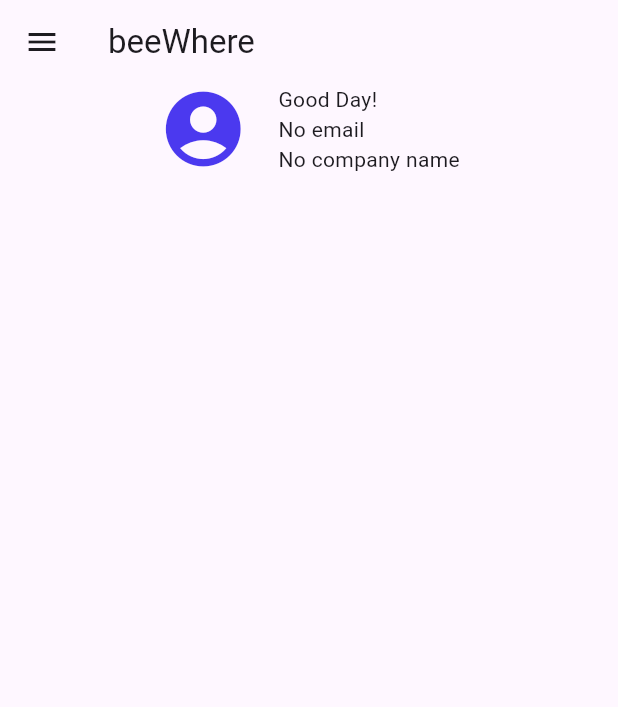
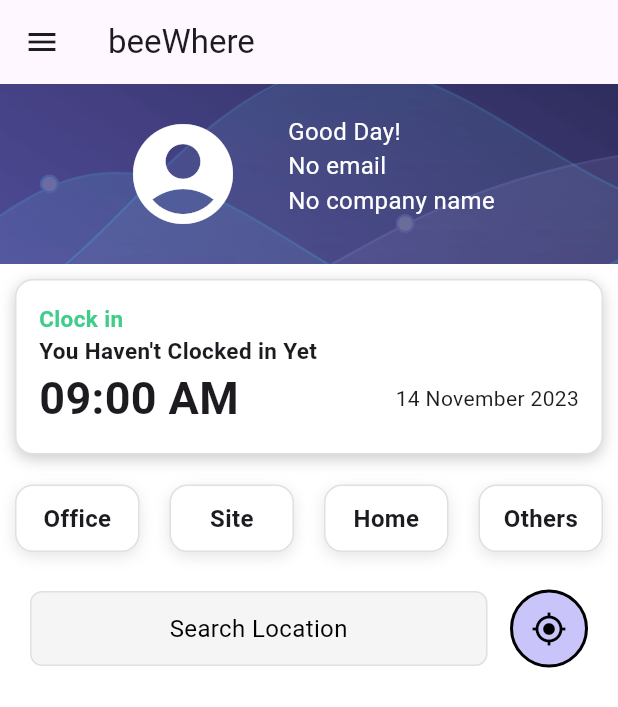
Before and after one commit to Lobakers/flutter_project, a Flutter app: the HomePage screen opened directly, on a phone screen of 412 x 824 dp. Shown: the top 707 px of the screen. Run offline on Flutter 3.47's test engine with Material 3 defaults, Android fonts, the phone set to English and light mode, and no system bars.

Commit message:
add ui location, text location, button work

```diff
--- a/lib/pages/home_page.dart
+++ b/lib/pages/home_page.dart
@@ -13,6 +13,9 @@ class HomePage extends StatefulWidget {
 }
 
 class _HomePageState extends State<HomePage> {
+  String _currentAddress = "Search Location";
+  bool _isLoading = false;
+
   @override
   Widget build(BuildContext context) {
     final auth = Provider.of<AuthProvider>(context);
@@ -22,27 +25,197 @@ class _HomePageState extends State<HomePage> {
     final companyName = auth.userInfo?['companyName'] ?? 'No company name';
 
     return Scaffold(
+      backgroundColor: Colors.white,
       appBar: AppBar(title: const Text('beeWhere')),
       drawer: const AppDrawer(),
-      body: Center(
-        child: Container(
+      body: Column(
+        children: [
+          first_banner(email, companyName),
+          timeInformation(),
+          const SizedBox(height: 10),
+          workLocationSelector(),
+          const SizedBox(height: 10),
+          locationDisplay(),
+        ],
+      ),
+    );
+  }
+
+  Container first_banner(email, companyName) {
+    return Container(
+      height: 120,
+      padding: const EdgeInsets.all(20.0),
+      decoration: BoxDecoration(
+        image: DecorationImage(
+          image: AssetImage('assets/images/background_login.png'),
+          fit: BoxFit.cover,
+        ),
+      ),
       child: Row(
-            mainAxisSize: MainAxisSize.min,
+        mainAxisAlignment: MainAxisAlignment.center,
         crossAxisAlignment: CrossAxisAlignment.start,
         children: [
-              Icon(Icons.account_circle, size: 60, color: BeeColor.buttonColor),
-              const SizedBox(width: 20),
+          Icon(Icons.account_circle, size: 80, color: Colors.white),
+          const SizedBox(width: 30),
           Column(
             crossAxisAlignment: CrossAxisAlignment.start,
             children: [
-                  Text('Good Day!', style: TextStyle(fontSize: 14)),
-                  Text(email, style: const TextStyle(fontSize: 14)),
-                  Text(companyName, style: const TextStyle(fontSize: 14)),
+              Text(
+                'Good Day!',
+                style: TextStyle(fontSize: 16, color: Colors.white),
+              ),
+              Text(
+                email,
+                style: const TextStyle(fontSize: 16, color: Colors.white),
+              ),
+              Text(
+                companyName,
+                style: const TextStyle(fontSize: 16, color: Colors.white),
+              ),
             ],
           ),
         ],
       ),
+    );
+  }
+
+  Widget timeInformation() {
+    return Container(
+      padding: const EdgeInsets.all(15.0),
+      margin: const EdgeInsets.all(10.0),
+      decoration: BoxDecoration(
+        color: Colors.white,
+        borderRadius: BorderRadius.circular(12),
+        border: Border.all(color: Colors.grey.shade300, width: 1),
+        boxShadow: [
+          BoxShadow(
+            color: Colors.black.withOpacity(0.2),
+            blurRadius: 8,
+            offset: const Offset(0, 3),
           ),
+        ],
+      ),
+      child: Column(
+        crossAxisAlignment: CrossAxisAlignment.start,
+        children: [
+          Text(
+            'Clock in',
+            style: TextStyle(
+              fontSize: 15,
+              fontWeight: FontWeight.bold,
+              color: const Color.fromARGB(255, 64, 205, 137),
+            ),
+          ),
+          Text(
+            'You Haven\'t Clocked in Yet',
+            style: TextStyle(fontSize: 15, fontWeight: FontWeight.bold),
+          ),
+          Row(
+            mainAxisAlignment: MainAxisAlignment.spaceBetween,
+            children: [
+              Text(
+                '09:00 AM',
+                style: TextStyle(fontSize: 30, fontWeight: FontWeight.bold),
+              ),
+              Text('14 November 2023'),
+            ],
+          ),
+        ],
+      ),
+    );
+  }
+
+  Widget workLocationSelector() {
+    final locations = ['Office', 'Site', 'Home', 'Others'];
+
+    return Row(
+      mainAxisAlignment: MainAxisAlignment.spaceBetween,
+      children: locations.map((title) {
+        return Expanded(
+          child: Container(
+            margin: const EdgeInsets.symmetric(horizontal: 10),
+            padding: const EdgeInsets.symmetric(vertical: 10),
+            decoration: BoxDecoration(
+              color: Colors.white,
+              borderRadius: BorderRadius.circular(12),
+              border: Border.all(color: Colors.grey.shade300, width: 1),
+              boxShadow: [
+                BoxShadow(
+                  color: Colors.black.withOpacity(0.1),
+                  blurRadius: 8,
+                  offset: const Offset(0, 3),
+                ),
+              ],
+            ),
+            child: Center(
+              child: Text(
+                title,
+                style: const TextStyle(
+                  fontSize: 16,
+                  fontWeight: FontWeight.bold,
+                ),
+              ),
+            ),
+          ),
+        );
+      }).toList(),
+    );
+  }
+
+  Widget locationDisplay() {
+    return Container(
+      padding: const EdgeInsets.symmetric(horizontal: 20.0, vertical: 15.0),
+      child: Row(
+        children: [
+          // Address display area
+          Expanded(
+            child: Container(
+              height: 50,
+              decoration: BoxDecoration(
+                color: Colors.grey.shade100,
+                borderRadius: BorderRadius.circular(8),
+                border: Border.all(color: Colors.grey.shade300),
+              ),
+              child: Center(
+                child: _isLoading
+                    ? CircularProgressIndicator(strokeWidth: 2)
+                    : Text(
+                        _currentAddress,
+                        style: TextStyle(color: Colors.black, fontSize: 16),
+                        textAlign: TextAlign.center,
+                      ),
+              ),
+            ),
+          ),
+
+          const SizedBox(width: 15),
+
+          // Refresh location button
+          Container(
+            decoration: BoxDecoration(
+              color: BeeColor.fillIcon, // Using your theme color
+              border: Border.all(color: Colors.black, width: 2.0),
+              borderRadius: BorderRadius.circular(30.0),
+            ),
+            child: IconButton(
+              icon: Icon(Icons.my_location),
+              onPressed: _isLoading
+                  ? null
+                  : () async {
+                      setState(() {
+                        _isLoading = true;
+                      });
+                      // Call your location function here
+                      // await _getCurrentPosition();
+                      setState(() {
+                        _isLoading = false;
+                      });
+                    },
+              color: Colors.black,
+              iconSize: 24.0,
+            ),
+          ),
+        ],
       ),
     );
   }
```
Also changed, not shown: 1 other file. Lines whose indentation alone changed are shown as unchanged.
